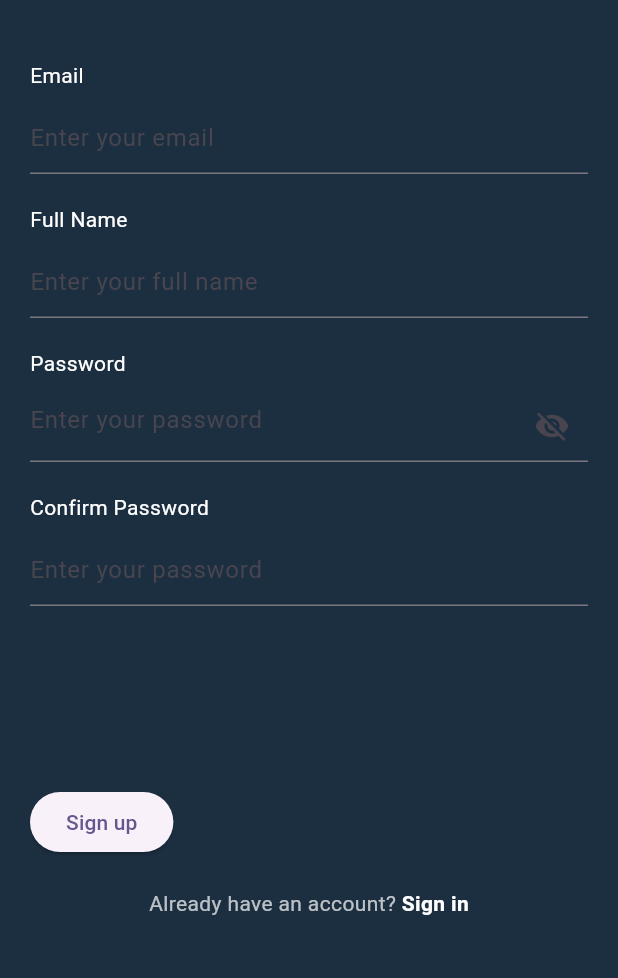
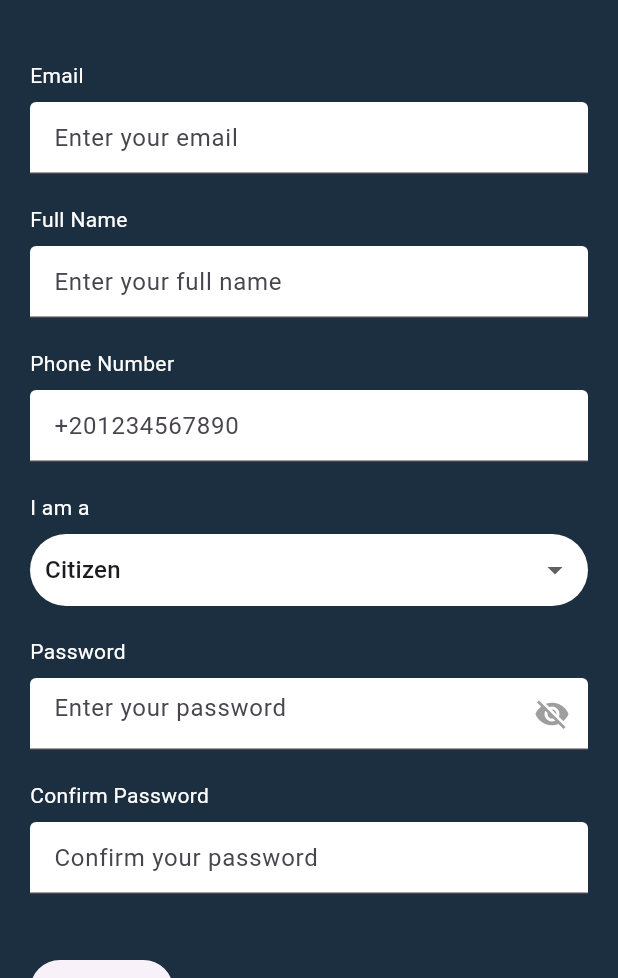
Before and after one commit to adammekki/govconnect, a Flutter app: the SignupScreen screen opened directly, on a phone screen of 412 x 824 dp, the part 258-1236 px from its top. Run offline on Flutter 3.47's test engine with Material 3 defaults, Android fonts, the phone set to English and light mode, and no system bars; our stand-ins replace cloud_firestore, firebase_auth, firebase_core, shared_preferences; accounts and stored records are empty.

Commit message:
Refactor SignupScreen: add phone number and role selection fields; enhance user creation logic with additional Firestore data

```diff
--- a/lib/auth/signup_screen.dart
+++ b/lib/auth/signup_screen.dart
@@ -14,34 +14,51 @@ class _SignupScreenState extends State<SignupScreen> {
   final passwordController = TextEditingController();
   final fullNameController = TextEditingController();
   final confirmPasswordController = TextEditingController();
+  final phoneNumberController = TextEditingController();
+  String roleValue = 'citizen'; // Default role
   var hidePass = true;
 
   void createUser() async {
-    try{
-      if(passwordController.text == confirmPasswordController.text) {
-        UserCredential userCredential = await FirebaseAuth.instance.createUserWithEmailAndPassword(
+    try {
+
+      if (emailController.text.isEmpty ||
+        fullNameController.text.isEmpty ||
+        phoneNumberController.text.isEmpty ||
+        passwordController.text.isEmpty ||
+        confirmPasswordController.text.isEmpty) {
+      showErrorMessage('Please fill in all fields');
+      return;
+    }
+
+      if (passwordController.text == confirmPasswordController.text) {
+        UserCredential userCredential = await FirebaseAuth.instance
+            .createUserWithEmailAndPassword(
               email: emailController.text,
               password: passwordController.text,
             );
 
-      if(userCredential.user != null) {
-
-        await FirebaseFirestore.instance.collection('Users').doc(userCredential.user?.uid).set({
+        if (userCredential.user != null) {
+          await FirebaseFirestore.instance
+              .collection('Users')
+              .doc(userCredential.user?.uid)
+              .set({
                 'email': emailController.text,
                 'fullName': fullNameController.text,
+                'role': roleValue, // We'll add this dropdown
+                'phoneNumber':
+                    phoneNumberController.text, // We'll add this field
+                'isVerified': false, // Initially false until email is verified
                 'createdAt': FieldValue.serverTimestamp(),
-          // Add any other user data fields you want to store
               });
 
-        if(mounted){
+          if (mounted) {
             Navigator.pushNamedAndRemoveUntil(
               context,
               '/email_verification',
-            (route) => false
+              (route) => false,
             );
           }
         }
-
       } else {
         showErrorMessage('Passwords do not match');
       }
@@ -50,7 +67,7 @@ class _SignupScreenState extends State<SignupScreen> {
     }
   }
 
-  void showErrorMessage(String message){
+  void showErrorMessage(String message) {
     showDialog(
       context: context,
       builder: (context) {
@@ -82,7 +99,8 @@ class _SignupScreenState extends State<SignupScreen> {
           onPressed: () => Navigator.pop(context),
         ),
       ),
-      body: Padding(
+      body: SingleChildScrollView(
+        child: Padding(
           padding: const EdgeInsets.all(20.0),
           child: Column(
             crossAxisAlignment: CrossAxisAlignment.start,
@@ -110,14 +128,13 @@ class _SignupScreenState extends State<SignupScreen> {
               const SizedBox(height: 40),
 
               // Email field
-            const Text(
-              'Email',
-              style: TextStyle(color: Colors.white),
-            ),
+              const Text('Email', style: TextStyle(color: Colors.white)),
               const SizedBox(height: 8),
               TextField(
                 decoration: InputDecoration(
                   hintText: 'Enter your email',
+                  filled: true,
+                  fillColor: Colors.white,
                 ),
                 controller: emailController,
                 keyboardType: TextInputType.emailAddress,
@@ -125,30 +142,82 @@ class _SignupScreenState extends State<SignupScreen> {
               const SizedBox(height: 20),
 
               // Full Name field
-            const Text(
-              'Full Name',
-              style: TextStyle(color: Colors.white),
-            ),
+              const Text('Full Name', style: TextStyle(color: Colors.white)),
               const SizedBox(height: 8),
               TextField(
                 decoration: InputDecoration(
                   hintText: 'Enter your full name',
+                  filled: true,
+                  fillColor: Colors.white,
                 ),
                 controller: fullNameController,
               ),
               const SizedBox(height: 20),
 
+              // Phone Number field (new)
+              const Text('Phone Number', style: TextStyle(color: Colors.white)),
+              const SizedBox(height: 8),
+              TextField(
+                decoration: InputDecoration(
+                  hintText: '+201234567890',
+                  filled: true,
+                  fillColor: Colors.white,
+                ),
+                controller: phoneNumberController,
+                keyboardType: TextInputType.phone,
+              ),
+              const SizedBox(height: 20),
+
+              // Role selector (new)
+              const Text('I am a', style: TextStyle(color: Colors.white)),
+              const SizedBox(height: 8),
+              Container(
+                padding: const EdgeInsets.symmetric(horizontal: 10),
+                decoration: BoxDecoration(
+                  color: Colors.white,
+                  borderRadius: BorderRadius.circular(30),
+                ),
+                child: DropdownButtonHideUnderline(
+                  child: DropdownButton<String>(
+                    isExpanded: true,
+                    value: roleValue,
+                    items: const [
+                      DropdownMenuItem(
+                        value: 'citizen',
+                        child: Text('Citizen'),
+                      ),
+                      DropdownMenuItem(
+                        value: 'government',
+                        child: Text('Government Official'),
+                      ),
+                      DropdownMenuItem(
+                        value: 'advertiser',
+                        child: Text('Advertiser'),
+                      ),
+                    ],
+                    onChanged: (value) {
+                      setState(() {
+                        roleValue = value!;
+                      });
+                    },
+                  ),
+                ),
+              ),
+              const SizedBox(height: 20),
+
               // Password field
-            const Text(
-              'Password',
-              style: TextStyle(color: Colors.white),
-            ),
+              const Text('Password', style: TextStyle(color: Colors.white)),
               const SizedBox(height: 8),
               TextField(
                 decoration: InputDecoration(
                   hintText: 'Enter your password',
+                  filled: true,
+                  fillColor: Colors.white,
                   suffixIcon: IconButton(
-                  icon: const Icon(Icons.visibility_off),
+                    icon: Icon(
+                      hidePass ? Icons.visibility_off : Icons.visibility,
+                      color: Colors.grey,
+                    ),
                     onPressed: () {
                       setState(() {
                         hidePass = !hidePass;
@@ -169,13 +238,14 @@ class _SignupScreenState extends State<SignupScreen> {
               const SizedBox(height: 8),
               TextField(
                 decoration: InputDecoration(
-                hintText: 'Enter your password',
+                  hintText: 'Confirm your password',
+                  filled: true,
+                  fillColor: Colors.white,
                 ),
                 controller: confirmPasswordController,
                 obscureText: hidePass,
               ),
-
-            const Spacer(),
+              const SizedBox(height: 40),
 
               // Sign Up button
               ElevatedButton(
@@ -212,6 +282,7 @@ class _SignupScreenState extends State<SignupScreen> {
             ],
           ),
         ),
+      ),
     );
   }
 }
```
Lines whose indentation alone changed are shown as unchanged.
